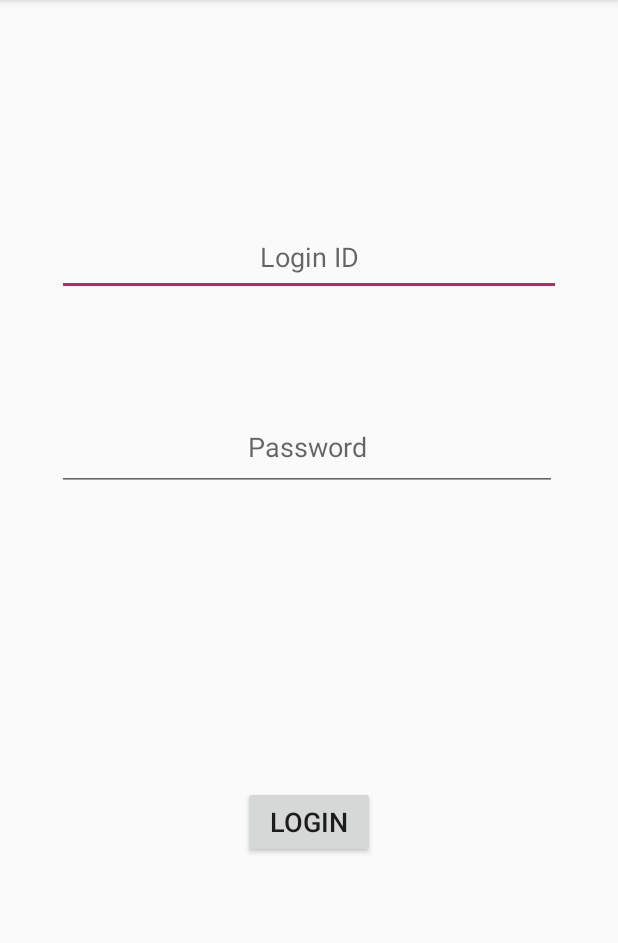
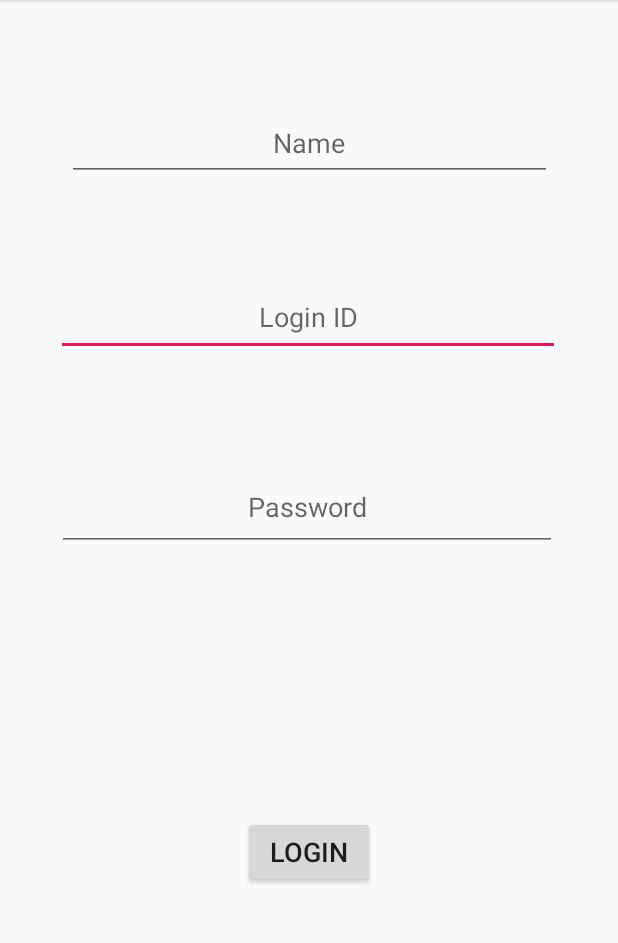
Before and after one commit to RAvengineer/AttVIT, an Android app: the UserLoginActivity screen opened directly, with no data from a screen before it, on a phone screen of 412 x 824 dp, the part 84-1027 px from its top. Run offline under Robolectric (Android 15) with nearby library versions, the phone set to English and light mode, and no system bars.

Commit message:
Added Name in User Login Page

```diff
--- a/app/src/main/java/com/example/attvit/UserLoginActivity.java
+++ b/app/src/main/java/com/example/attvit/UserLoginActivity.java
@@ -16,7 +16,7 @@ import java.util.Objects;
 public class UserLoginActivity extends AppCompatActivity {
 
     Button btnLogin;
-    EditText etLoginID, etPassword;
+    EditText etName, etLoginID, etPassword;
 
     String signedIn = "false";
 
@@ -33,6 +33,7 @@ public class UserLoginActivity extends AppCompatActivity {
     // <editor-fold default="collapsed" desc="initializeComponents">
     private void initializeComponents() {
         btnLogin = findViewById(R.id.btnLogin);
+        etName = findViewById(R.id.etName);
         etLoginID = findViewById(R.id.etLoginID);
         etPassword = findViewById(R.id.etPassword);
     }
@@ -44,6 +45,7 @@ public class UserLoginActivity extends AppCompatActivity {
         btnLogin.setOnClickListener(new View.OnClickListener() {
             @Override
             public void onClick(View v) {
+                String user_name = etName.getText().toString();
                 String user_id = etLoginID.getText().toString();
                 String user_pwd = etPassword.getText().toString();
 
@@ -61,11 +63,13 @@ public class UserLoginActivity extends AppCompatActivity {
                 }
 
                 SharedPreferences.Editor prefEditor = userDetails.edit();
+                prefEditor.putString("user_name", user_name);
                 prefEditor.putString("user_id", user_id);
                 prefEditor.putString("user_pwd", user_pwd);
                 prefEditor.putBoolean("isSignedIn",true);
                 prefEditor.commit();
 
+                Log.d("user_name", userDetails.getString("user_name", "null"));
                 Log.d("user_id", userDetails.getString("user_id", "null"));
                 Log.d("user_pwd", userDetails.getString("user_pwd", "null"));
                 Log.d("isSignedIn", String.valueOf(userDetails.getBoolean("isSignedIn",false)));
@@ -84,6 +88,8 @@ public class UserLoginActivity extends AppCompatActivity {
             String temp = "";
             temp = userDetails.getString("user_id","Error!");
             etLoginID.setText(temp);
+            temp = userDetails.getString("user_name","Error!");
+            etName.setText(temp);
         }
     }
     // </editor-fold>
--- a/app/src/main/res/layout/activity_user_login.xml
+++ b/app/src/main/res/layout/activity_user_login.xml
@@ -16,9 +16,10 @@
         android:textAlignment="center"
         app:layout_constraintBottom_toBottomOf="parent"
         app:layout_constraintEnd_toEndOf="parent"
+        app:layout_constraintHorizontal_bias="0.493"
         app:layout_constraintStart_toStartOf="parent"
-        app:layout_constraintTop_toTopOf="parent"
-        app:layout_constraintVertical_bias="0.204" />
+        app:layout_constraintTop_toBottomOf="@+id/etName"
+        app:layout_constraintVertical_bias="0.11" />
 
     <EditText
         android:id="@+id/etPassword"
@@ -47,4 +48,18 @@
         app:layout_constraintStart_toStartOf="parent"
         app:layout_constraintTop_toBottomOf="@+id/etPassword" />
 
+    <EditText
+        android:id="@+id/etName"
+        android:layout_width="323dp"
+        android:layout_height="50dp"
+        android:ems="10"
+        android:hint="Name"
+        android:inputType="textPersonName"
+        android:textAlignment="center"
+        app:layout_constraintBottom_toBottomOf="parent"
+        app:layout_constraintEnd_toEndOf="parent"
+        app:layout_constraintStart_toStartOf="parent"
+        app:layout_constraintTop_toTopOf="parent"
+        app:layout_constraintVertical_bias="0.098" />
+
 </androidx.constraintlayout.widget.ConstraintLayout>
```
